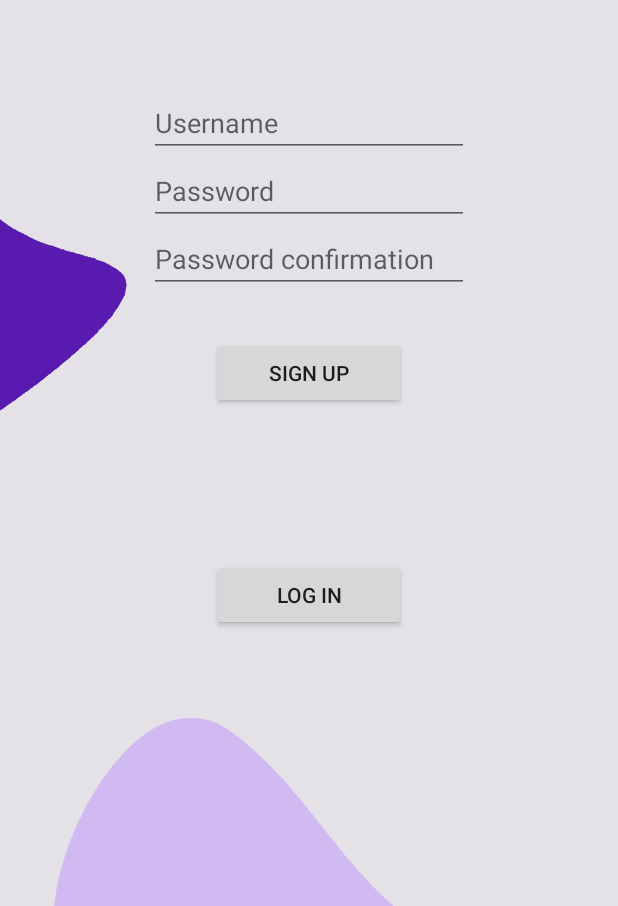
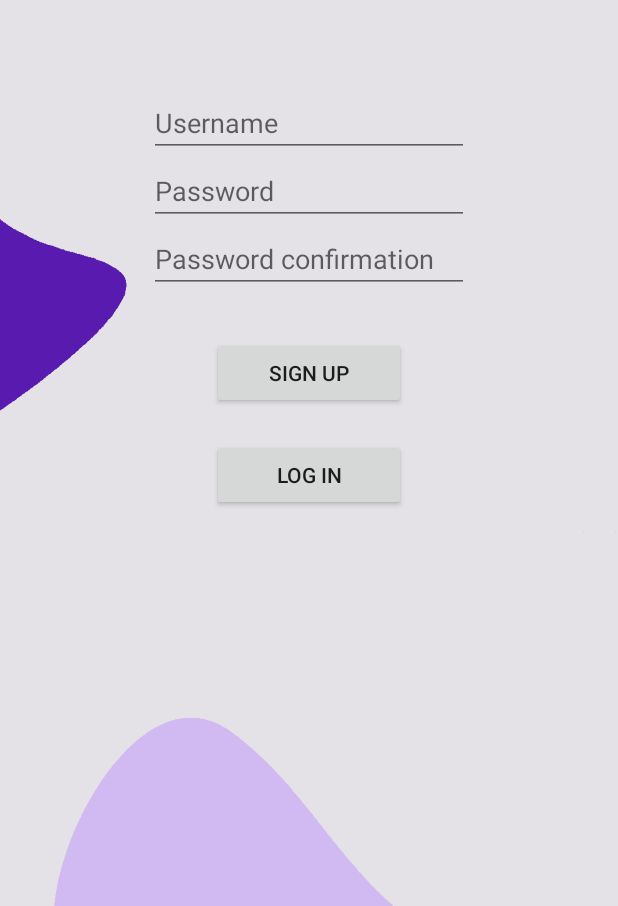
Before and after one commit to NicolasDepre/WishList, an Android app: the screen it shows after launch (MainActivity), after a tap on "SIGN UP", on a phone screen of 412 x 824 dp, the part 330-1236 px from its top. Run offline under Robolectric (Android 15) with nearby library versions, the phone set to English and light mode, and no system bars; 1 other tap on this screen came first.

Commit message:
move log in button on registerpage higher

```diff
--- a/app/src/main/res/layout/register.xml
+++ b/app/src/main/res/layout/register.xml
@@ -87,7 +87,7 @@
         android:layout_width="129dp"
         android:layout_height="wrap_content"
         android:layout_centerHorizontal="true"
-        android:layout_marginTop="100dp"
+        android:layout_marginTop="20dp"
         android:layout_marginBottom="30dp"
         android:text="@string/log_in"
         android:onClick="gotoLoginView"
```
